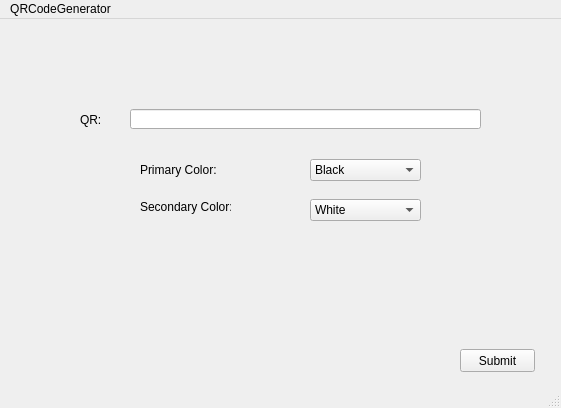
Before: the Qt Designer form QRCodeGenerator/mainwindow.ui in andrewChittick/QRcodeGenerator, drawn with Qt 5.
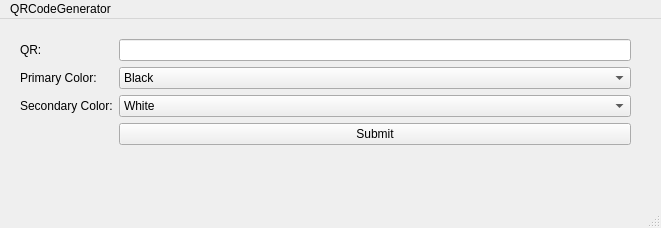
After: the same form once the commit is applied.

The edit to the form file:
```diff
--- a/QRCodeGenerator/mainwindow.ui
+++ b/QRCodeGenerator/mainwindow.ui
@@ -6,72 +6,43 @@
    <rect>
     <x>0</x>
     <y>0</y>
-    <width>561</width>
-    <height>408</height>
+    <width>661</width>
+    <height>228</height>
    </rect>
   </property>
   <property name="windowTitle">
    <string>MainWindow</string>
   </property>
   <widget class="QWidget" name="centralwidget">
-   <widget class="QPushButton" name="submitButton">
+   <widget class="QWidget" name="formLayoutWidget">
     <property name="geometry">
      <rect>
-      <x>460</x>
-      <y>330</y>
-      <width>75</width>
-      <height>23</height>
+      <x>20</x>
+      <y>20</y>
+      <width>611</width>
+      <height>131</height>
      </rect>
     </property>
+    <layout class="QFormLayout" name="formLayout">
+     <item row="0" column="0">
+      <widget class="QLabel" name="label">
     <property name="text">
-     <string>Submit</string>
-    </property>
-   </widget>
+        <string>QR:</string>
+       </property>
+      </widget>
+     </item>
+     <item row="0" column="1">
+      <widget class="QLineEdit" name="userInput"/>
+     </item>
+     <item row="1" column="0">
    <widget class="QLabel" name="primaryColor">
-    <property name="geometry">
-     <rect>
-      <x>140</x>
-      <y>140</y>
-      <width>91</width>
-      <height>21</height>
-     </rect>
-    </property>
     <property name="text">
      <string>Primary Color:</string>
     </property>
    </widget>
-   <widget class="QLabel" name="secondaryColor">
-    <property name="geometry">
-     <rect>
-      <x>140</x>
-      <y>180</y>
-      <width>91</width>
-      <height>16</height>
-     </rect>
-    </property>
-    <property name="text">
-     <string>Secondary Color:</string>
-    </property>
-   </widget>
-   <widget class="QLineEdit" name="userInput">
-    <property name="geometry">
-     <rect>
-      <x>130</x>
-      <y>90</y>
-      <width>351</width>
-      <height>20</height>
-     </rect>
-    </property>
-   </widget>
+     </item>
+     <item row="1" column="1">
    <widget class="QComboBox" name="comboBox">
-    <property name="geometry">
-     <rect>
-      <x>310</x>
-      <y>140</y>
-      <width>111</width>
-      <height>22</height>
-     </rect>
-    </property>
     <item>
      <property name="text">
       <string>Black</string>
@@ -88,28 +59,16 @@
      </property>
     </item>
    </widget>
-   <widget class="QLabel" name="label">
-    <property name="geometry">
-     <rect>
-      <x>80</x>
-      <y>80</y>
-      <width>31</width>
-      <height>41</height>
-     </rect>
-    </property>
+     </item>
+     <item row="2" column="0">
+      <widget class="QLabel" name="secondaryColor">
     <property name="text">
-     <string>QR:</string>
-    </property>
-   </widget>
+        <string>Secondary Color:</string>
+       </property>
+      </widget>
+     </item>
+     <item row="2" column="1">
    <widget class="QComboBox" name="comboBox_2">
-    <property name="geometry">
-     <rect>
-      <x>310</x>
-      <y>180</y>
-      <width>111</width>
-      <height>22</height>
-     </rect>
-    </property>
     <item>
      <property name="text">
       <string>White</string>
@@ -126,14 +85,24 @@
      </property>
     </item>
    </widget>
+     </item>
+     <item row="3" column="1">
+      <widget class="QPushButton" name="submitButton">
+       <property name="text">
+        <string>Submit</string>
+       </property>
+      </widget>
+     </item>
+    </layout>
+   </widget>
   </widget>
   <widget class="QMenuBar" name="menubar">
    <property name="geometry">
     <rect>
      <x>0</x>
      <y>0</y>
-     <width>561</width>
-     <height>21</height>
+     <width>661</width>
+     <height>26</height>
     </rect>
    </property>
    <widget class="QMenu" name="menuQRCodeGenerator">
```
Lines whose indentation alone changed are shown as unchanged.
